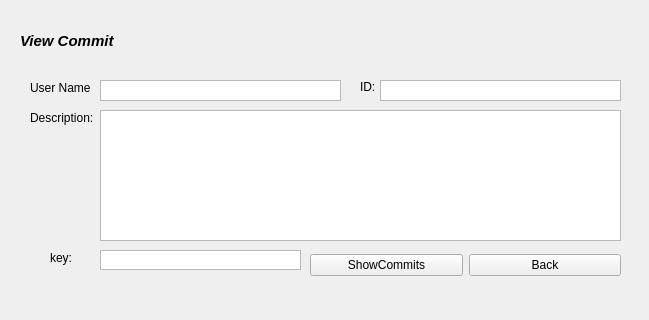
Qt form CSCI334/viewcommit.ui (mreidss/CSCI334) before a commit.
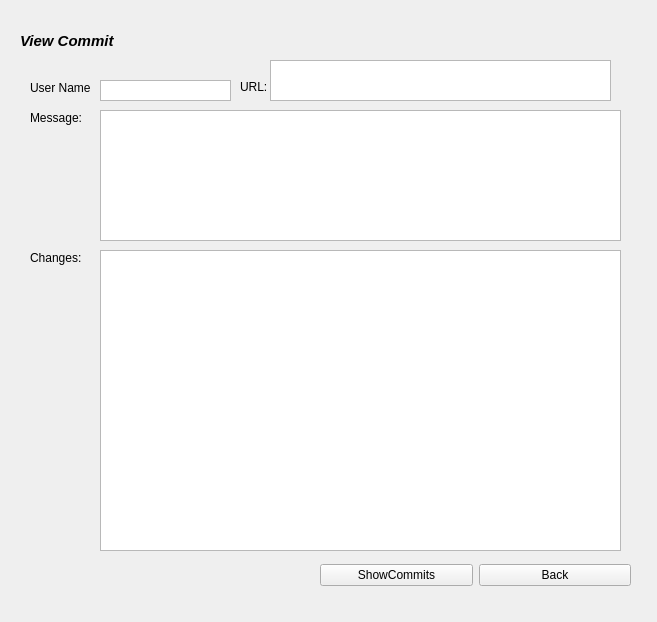
The same form after that commit.

Patch:
```diff
--- a/CSCI334/viewcommit.ui
+++ b/CSCI334/viewcommit.ui
@@ -6,8 +6,8 @@
    <rect>
     <x>0</x>
     <y>0</y>
-    <width>649</width>
-    <height>320</height>
+    <width>657</width>
+    <height>622</height>
    </rect>
   </property>
   <property name="windowTitle">
@@ -66,33 +66,33 @@
     </rect>
    </property>
    <property name="text">
-    <string>Description:</string>
+    <string>Message:</string>
    </property>
   </widget>
   <widget class="QLabel" name="label_4">
    <property name="geometry">
     <rect>
-     <x>360</x>
+     <x>240</x>
      <y>80</y>
      <width>47</width>
      <height>13</height>
     </rect>
    </property>
    <property name="text">
-    <string>ID:</string>
+    <string>URL:</string>
    </property>
   </widget>
   <widget class="QLabel" name="label_5">
    <property name="geometry">
     <rect>
-     <x>50</x>
+     <x>30</x>
      <y>250</y>
      <width>61</width>
      <height>16</height>
     </rect>
    </property>
    <property name="text">
-    <string>key:</string>
+    <string>Changes:</string>
    </property>
   </widget>
   <widget class="QListWidget" name="listWidget">
@@ -100,7 +100,7 @@
     <rect>
      <x>100</x>
      <y>80</y>
-     <width>241</width>
+     <width>131</width>
      <height>21</height>
     </rect>
    </property>
@@ -108,10 +108,10 @@
   <widget class="QListWidget" name="listWidget_2">
    <property name="geometry">
     <rect>
-     <x>380</x>
-     <y>80</y>
-     <width>241</width>
-     <height>21</height>
+     <x>270</x>
+     <y>60</y>
+     <width>341</width>
+     <height>41</height>
     </rect>
    </property>
   </widget>
@@ -130,16 +130,16 @@
     <rect>
      <x>100</x>
      <y>250</y>
-     <width>201</width>
-     <height>20</height>
+     <width>521</width>
+     <height>301</height>
     </rect>
    </property>
   </widget>
   <widget class="QWidget" name="layoutWidget">
    <property name="geometry">
     <rect>
-     <x>310</x>
-     <y>240</y>
+     <x>320</x>
+     <y>550</y>
      <width>311</width>
      <height>51</height>
     </rect>
```
Left out of the diff: 8 changed lines with no effect on the pictures.
